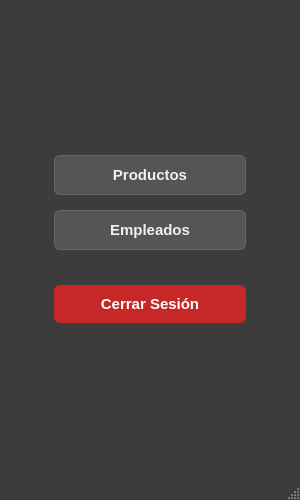
Eduardo-Camach0o0/Crud-QT, file ui/menu.ui: the form before one commit.
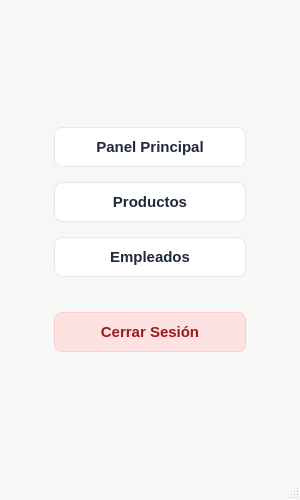
The form after the commit.

Diff of the .ui file:
```diff
--- a/ui/menu.ui
+++ b/ui/menu.ui
@@ -18,15 +18,16 @@
    <string notr="true">
 /* Fondo principal (el widget central) */
 QWidget#centralwidget {
-    background-color: #3c3c3c; /* Gris oscuro, no negro */
+    background-color: #f6f8f6; /* Fondo claro */
+    font-family: &quot;Segoe UI&quot;, &quot;Work Sans&quot;, sans-serif;
 }
 
-/* Estilo general de botones (Productos, Empleados) */
+/* Estilo general de botones (Productos, Empleados, Panel Principal) */
 QPushButton {
-    background-color: #555555; /* Botones más claros */
-    color: #f0f0f0;
-    border: 1px solid #666666;
-    border-radius: 6px;
+    background-color: #ffffff;
+    color: #1f2937;
+    border: 1px solid #e5e7eb;
+    border-radius: 8px;
     padding: 10px 20px;
     font-weight: bold;
     font-size: 11pt;
@@ -44,9 +45,9 @@
 
 /* Botón de salir (rojo) */
 #boton_logout {
-    background-color: #c62828;
-    color: white;
-    border: none;
+    background-color: #fee2e2;
+    color: #991b1b;
+    border: 1px solid #fecaca;
 }
 
 #boton_logout:hover {
@@ -57,9 +58,9 @@
     background-color: #b71c1c;
 }
 
-/* Estilo para QMainWindow (para que la barra de menú no se vea blanca) */
+/* Estilo para QMainWindow */
 QMainWindow {
-    background-color: #3c3c3c;
+    background-color: #f6f8f6;
 }
 </string>
   </property>
@@ -97,6 +98,13 @@
      <layout class="QVBoxLayout" name="verticalLayout">
       <property name="spacing">
        <number>15</number> </property>
+      <item>
+       <widget class="QPushButton" name="boton_panel_principal">
+        <property name="text">
+         <string>Panel Principal</string>
+        </property>
+       </widget>
+      </item>
       <item>
        <widget class="QPushButton" name="boton_productos">
         <property name="text">
```
Left out of the diff: 10 changed lines with no effect on the pictures.
